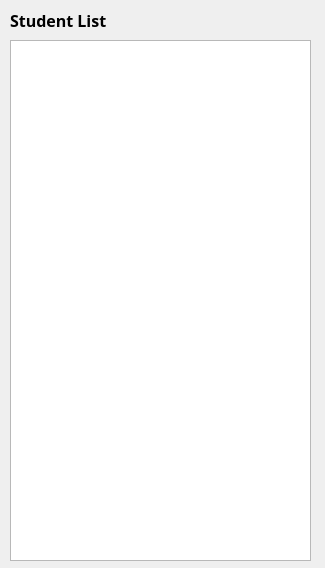
The window that CSS/PR_GUEST_LIST.ui (theodore-choi/2021-1-ISECD-Team10) describes before a commit, drawn with Qt 5.
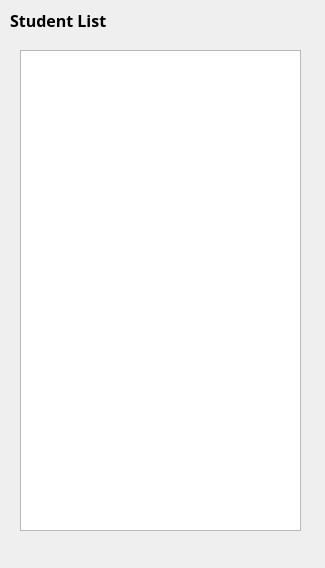
The same window after the commit.

Patch:
```diff
--- a/CSS/PR_GUEST_LIST.ui
+++ b/CSS/PR_GUEST_LIST.ui
@@ -34,13 +34,13 @@
     <string>Student List</string>
    </property>
   </widget>
-  <widget class="QListView" name="student_list">
+  <widget class="QListWidget" name="student_list">
    <property name="geometry">
     <rect>
-     <x>10</x>
-     <y>40</y>
-     <width>301</width>
-     <height>521</height>
+     <x>20</x>
+     <y>50</y>
+     <width>281</width>
+     <height>481</height>
     </rect>
    </property>
   </widget>
```
